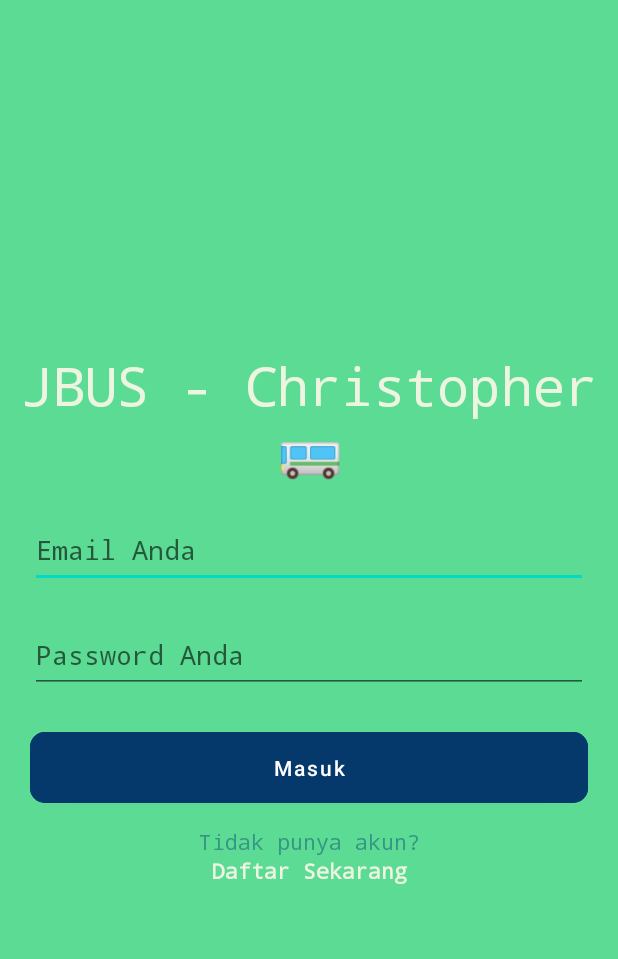
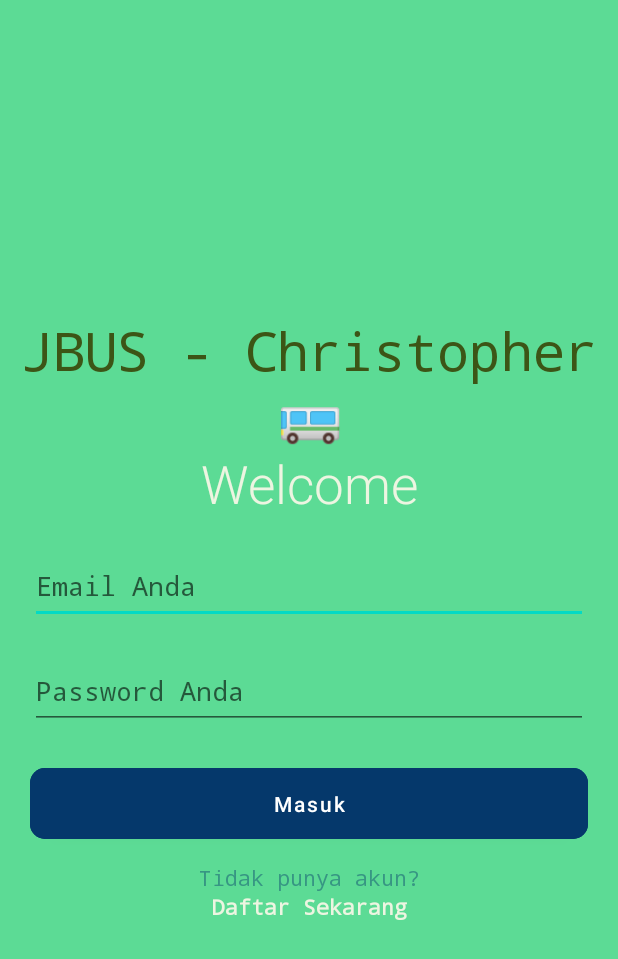
Before and after one commit to XVORD/JBus-android, an Android app: the layout activity_login.xml on its own in the app's theme, with its tools: preview values and no code run, on a phone screen of 412 x 824 dp. Shown: the top 959 px of the screen. Run offline under Robolectric (Android 15) with nearby library versions, the phone set to English and light mode, and no system bars.

Commit message:
CS08 - Menyelesaikan CS Modul 8

```diff
--- /dev/null
+++ b/app/src/main/res/drawable/ic_baseline_payment_24.xml
@@ -0,0 +1,5 @@
+<vector android:height="24dp" android:tint="#5FA93E"
+    android:viewportHeight="24" android:viewportWidth="24"
+    android:width="24dp" xmlns:android="http://schemas.android.com/apk/res/android">
+    <path android:fillColor="@android:color/white" android:pathData="M20,4L4,4c-1.11,0 -1.99,0.89 -1.99,2L2,18c0,1.11 0.89,2 2,2h16c1.11,0 2,-0.89 2,-2L22,6c0,-1.11 -0.89,-2 -2,-2zM20,18L4,18v-6h16v6zM20,8L4,8L4,6h16v2z"/>
+</vector>
--- /dev/null
+++ b/app/src/main/res/drawable/ic_baseline_person_24.xml
@@ -0,0 +1,5 @@
+<vector android:height="24dp" android:tint="#5FA93E"
+    android:viewportHeight="24" android:viewportWidth="24"
+    android:width="24dp" xmlns:android="http://schemas.android.com/apk/res/android">
+    <path android:fillColor="@android:color/white" android:pathData="M12,12c2.21,0 4,-1.79 4,-4s-1.79,-4 -4,-4 -4,1.79 -4,4 1.79,4 4,4zM12,14c-2.67,0 -8,1.34 -8,4v2h16v-2c0,-2.66 -5.33,-4 -8,-4z"/>
+</vector>
--- /dev/null
+++ b/app/src/main/res/drawable/ic_baseline_search_24.xml
@@ -0,0 +1,5 @@
+<vector android:height="24dp" android:tint="#5FA93E"
+    android:viewportHeight="24" android:viewportWidth="24"
+    android:width="24dp" xmlns:android="http://schemas.android.com/apk/res/android">
+    <path android:fillColor="@android:color/white" android:pathData="M15.5,14h-0.79l-0.28,-0.27C15.41,12.59 16,11.11 16,9.5 16,5.91 13.09,3 9.5,3S3,5.91 3,9.5 5.91,16 9.5,16c1.61,0 3.09,-0.59 4.23,-1.57l0.27,0.28v0.79l5,4.99L20.49,19l-4.99,-5zM9.5,14C7.01,14 5,11.99 5,9.5S7.01,5 9.5,5 14,7.01 14,9.5 11.99,14 9.5,14z"/>
+</vector>
--- a/app/src/main/res/layout/activity_login.xml
+++ b/app/src/main/res/layout/activity_login.xml
@@ -1,29 +1,41 @@
 <?xml version="1.0" encoding="utf-8"?>
-<LinearLayout
-    xmlns:android="http://schemas.android.com/apk/res/android"
+<LinearLayout xmlns:android="http://schemas.android.com/apk/res/android"
     xmlns:app="http://schemas.android.com/apk/res-auto"
     xmlns:tools="http://schemas.android.com/tools"
     android:layout_width="match_parent"
     android:layout_height="match_parent"
     android:background="#5CDB95"
-    tools:context=".LoginActivity"
     android:gravity="center"
-    android:orientation="vertical">
+    android:orientation="vertical"
+    tools:context=".LoginActivity">
+
     <TextView
         android:id="@+id/title"
         android:layout_width="wrap_content"
         android:layout_height="wrap_content"
+        android:fontFamily="monospace"
         android:gravity="center"
-        android:fontFamily="monospace"
         android:text="JBUS - Christopher\n🚌"
-        android:textSize="35sp"
-        android:textColor="#EDF5E1" />
+        android:textColor="#3C5516"
+        android:textSize="35sp" />
+
+    <TextView
+        android:id="@+id/welcome"
+        android:layout_width="wrap_content"
+        android:layout_height="wrap_content"
+        android:backgroundTint="#7E2D2D"
+        android:fontFamily="sans-serif-light"
+        android:gravity="center"
+        android:text="Welcome"
+        android:textColor="#EDF5E1"
+        android:textSize="35sp" />
+
     <LinearLayout
         android:id="@+id/login_form"
         android:layout_width="match_parent"
         android:layout_height="wrap_content"
-        android:orientation="vertical"
-        android:layout_marginHorizontal="20dp">
+        android:layout_marginHorizontal="20dp"
+        android:orientation="vertical">
 
         <EditText
             android:id="@+id/Email"
@@ -39,22 +51,22 @@
             android:id="@+id/Password"
             android:layout_width="match_parent"
             android:layout_height="50dp"
+            android:layout_marginBottom="20dp"
             android:fontFamily="monospace"
             android:hint="Password Anda"
-            android:inputType="textPassword"
-            android:layout_marginBottom="20dp" />
+            android:inputType="textPassword" />
 
         <Button
             android:id="@+id/tombol_login"
             android:layout_width="match_parent"
             android:layout_height="wrap_content"
+            android:backgroundTint="#05386B"
             android:paddingHorizontal="20dp"
             android:paddingVertical="14dp"
             android:text="Masuk"
             android:textAllCaps="false"
-            app:cornerRadius="10dp"
             android:textColor="@color/white"
-            android:backgroundTint="#05386B" />
+            app:cornerRadius="10dp" />
 
         <TextView
             android:layout_width="match_parent"
@@ -74,7 +86,6 @@
             android:layout_marginHorizontal="20dp"
             android:fontFamily="monospace"
             android:gravity="center"
-            android:backgroundcolor="#05696B"
             android:paddingHorizontal="16dp"
             android:text="Daftar Sekarang"
             android:textAlignment="center"
```
Also changed, not shown: app/src/main/AndroidManifest.xml (+14 -5 lines), app/src/main/java/com/ChristopherSatyaFredellaBalakosaJBusER/jbus_android/LoginActivity.java (+24 -1 lines), app/src/main/java/com/ChristopherSatyaFredellaBalakosaJBusER/jbus_android/MainActivity.java (added, +22 -0 lines), app/src/main/java/com/ChristopherSatyaFredellaBalakosaJBusER/jbus_android/RegisterActivity.java (added, +14 -0 lines), app/src/main/res/layout/activity_main.xml (added, +19 -0 lines), app/src/main/res/layout/activity_register.xml (added, +90 -0 lines), app/src/main/res/menu/action_bar_menu.xml (added, +24 -0 lines).
